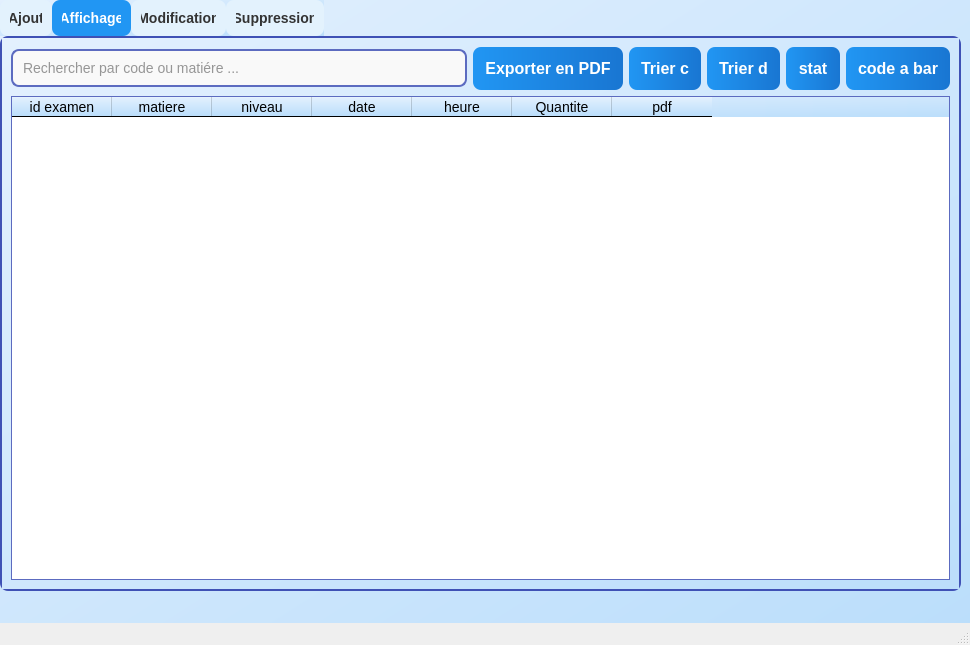
This is mainwindow.ui in azizjalloul1/projet-c-CODEHEXA as Qt 5 draws it before an edit. The edited form follows.
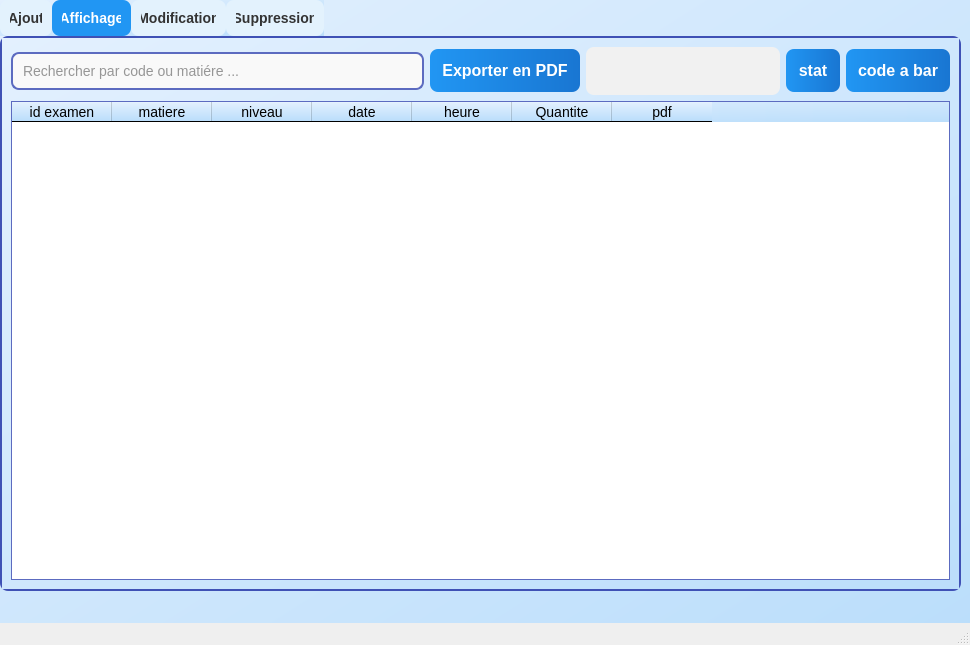
This is the edited form. The open tabs and pages were chosen to show the change.

```diff
--- a/mainwindow.ui
+++ b/mainwindow.ui
@@ -107,6 +107,46 @@
          background-color: #1976D2;
          color: white;
        }
+       #triComboBox {
+           background: qlineargradient(spread:pad, x1:0, y1:0, x2:1, y2:0,
+           stop:0 #2196F3, stop:1 #1976D2);
+           color: white;
+           border-radius: 8px;
+           padding-left: 12px;
+           padding-right: 10px;
+           height: 38px;
+           font-size: 16px;
+           font-weight: bold;
+           border: none;
+           min-width: 150px;
+           qproperty-alignment: 'AlignCenter';
+
+       }
+
+       #triComboBox::drop-down {
+           border: none;
+           width: 20px;
+       }
+
+       #triComboBox::down-arrow {
+           image: none;
+       }
+
+       #triComboBox QAbstractItemView {
+           background-color: white;
+           selection-background-color: #1976D2;
+           selection-color: white;
+           font-size: 14px;
+       }
+       #triComboBox QAbstractItemView {
+           background-color: #2196F3;
+           selection-background-color: #1976D2;
+           selection-color: white;
+           color: white;
+           font-size: 14px;
+       }
+
+
      </string>
    </property>
    <widget class="QTabWidget" name="tabWidget">
@@ -357,16 +397,9 @@
          </widget>
         </item>
         <item>
-         <widget class="QPushButton" name="trierc">
-          <property name="text">
-           <string>Trier c</string>
-          </property>
-         </widget>
-        </item>
-        <item>
-         <widget class="QPushButton" name="trierd">
-          <property name="text">
-           <string>Trier d</string>
+         <widget class="QComboBox" name="triComboBox">
+          <property name="styleSheet">
+           <string notr="true"/>
           </property>
          </widget>
         </item>
```
Left out of the diff: 9 changed lines with no effect on the pictures.
